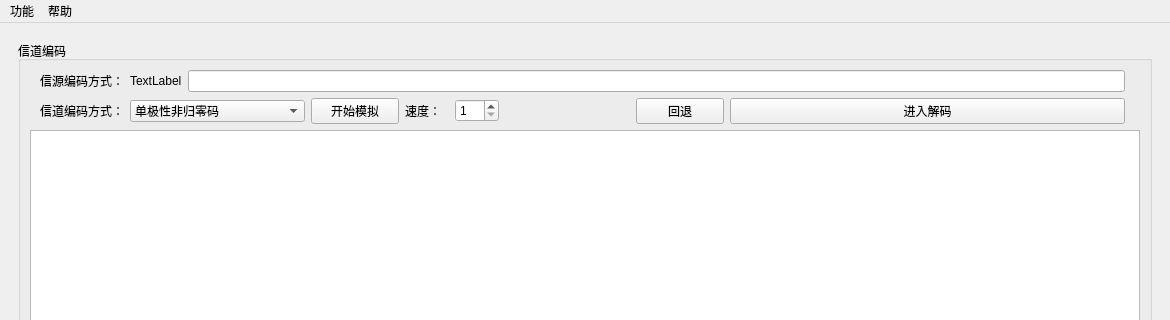
The window that Transmitter/mainwindow.ui (ryanmoon-s/Transmitter-simulation) describes before a commit, drawn with Qt 5; both pictures show x 0 to 1170 and y 0 to 320 of the 1170 by 730 pixel window.
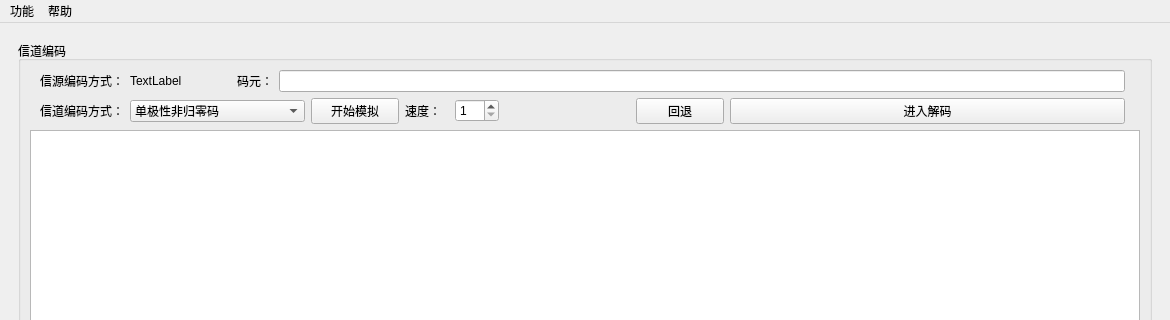
The same window after the commit. The open tabs and pages were chosen to show the change. Custom widgets are drawn as their Qt base class.

Diff of the .ui file:
```diff
--- a/Transmitter/mainwindow.ui
+++ b/Transmitter/mainwindow.ui
@@ -270,13 +270,16 @@
             </widget>
            </item>
            <item row="0" column="0">
-            <layout class="QGridLayout" name="gridLayout_7">
+            <layout class="QGridLayout" name="gridLayout_7" columnstretch="0,0,1,10">
              <property name="leftMargin">
               <number>10</number>
              </property>
              <property name="rightMargin">
               <number>15</number>
              </property>
+             <item row="0" column="3">
+              <widget class="QLineEdit" name="line_code"/>
+             </item>
              <item row="0" column="0">
               <widget class="QLabel" name="label_2">
                <property name="text">
@@ -291,8 +294,12 @@
                </property>
               </widget>
              </item>
-             <item row="0" column="2">
-              <widget class="QLineEdit" name="line_code"/>
+             <item row="0" column="2" alignment="Qt::AlignRight">
+              <widget class="QLabel" name="label_6">
+               <property name="text">
+                <string>码元：</string>
+               </property>
+              </widget>
              </item>
             </layout>
            </item>
```
